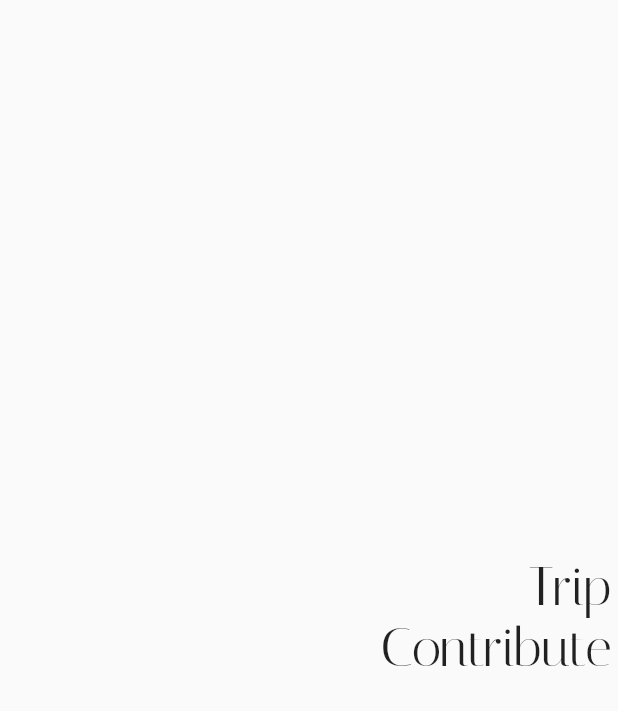
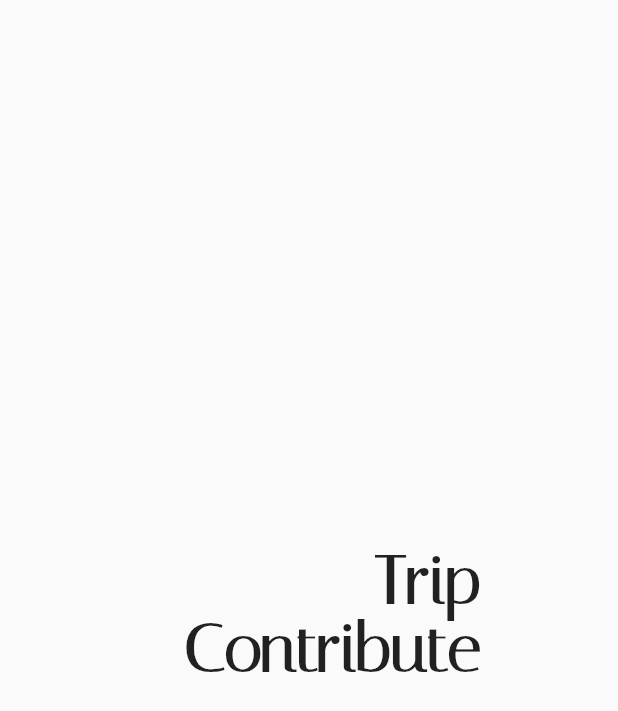
Before and after one commit to Brinfotech1407/TripContribute, a Flutter app: the SplashScreen screen opened directly, on a phone screen of 412 x 824 dp. Shown: the top 711 px of the screen. Run offline on Flutter 3.47's test engine with Material 2 defaults, Android fonts, the phone set to English and light mode, and no system bars; our stand-ins replace pinput, velocity_x.

Commit message:
velocityx add package

```diff
--- a/lib/views/splash_screen.dart
+++ b/lib/views/splash_screen.dart
@@ -1,4 +1,5 @@
 import 'package:flutter/material.dart';
+import 'package:velocity_x/velocity_x.dart';
 
 class SplashScreen extends StatefulWidget {
   const SplashScreen({Key? key}) : super(key: key);
@@ -7,21 +8,17 @@ class SplashScreen extends StatefulWidget {
   State<SplashScreen> createState() => _SplashScreenState();
 }
 
-class _SplashScreenState extends State<SplashScreen> with
-    SingleTickerProviderStateMixin {
+class _SplashScreenState extends State<SplashScreen>
+    with SingleTickerProviderStateMixin {
   AnimationController? _animController;
   Animation? sizeAnimation;
 
-   Animation? _containerRadiusAnimation,
-       _containerSizeAnimation,
-       _containerColorAnimation;
-
-
+  Animation? _containerSizeAnimation;
 
   @override
   void initState() {
     super.initState();
-    _animController =  AnimationController(
+    _animController = AnimationController(
         vsync: this, duration: const Duration(milliseconds: 5000));
 
     _containerSizeAnimation = Tween(begin: 0.0, end: 2.0).animate(
@@ -30,17 +27,13 @@ class _SplashScreenState extends State<SplashScreen> with
 
 
     _animController!.forward();
-
   }
 
   @override
   void dispose() {
     _animController!.dispose();
     super.dispose();
-
-
   }
-
 
   @override
   Widget build(BuildContext context) {
@@ -49,28 +42,18 @@ class _SplashScreenState extends State<SplashScreen> with
       body: AnimatedBuilder(
         animation: _animController!,
         builder: (context, child) {
-          return  Container(
+          return Container(
               transform: Matrix4.translationValues(
-                _containerSizeAnimation!.value * width - width-110, 00, 0.0),
-           // width: _containerSizeAnimation!.value * height,
-            //height: _containerSizeAnimation!.value * height,
+                  _containerSizeAnimation!.value * width - width - 100,
+                  00,
+                  0.0),
               alignment: Alignment.centerRight,
-              padding: const EdgeInsets.only( right: 20),
+              padding: const EdgeInsets.only(right: 20),
               child: Column(
                 mainAxisAlignment: MainAxisAlignment.center,
                 crossAxisAlignment: CrossAxisAlignment.end,
                 children: [
-              Text(
-                'Trip',
-                textAlign: TextAlign.right,
-                style: buildTextStyle(),
-              ),
-                  Text(
-                    'Contribute',
-                    textAlign: TextAlign.right,
-                    style: buildTextStyle(),
-                  )
-
+                  nameWidget,
                 ],
               ));
         },
@@ -78,7 +61,15 @@ class _SplashScreenState extends State<SplashScreen> with
     );
   }
 
-  TextStyle buildTextStyle() {
-    return const TextStyle(fontSize: 35,fontFamily: 'Italiana');
+  get nameWidget {
+    return 'Trip\nContribute'
+      .text
+      .xl5
+      .fontFamily('Italiana')
+        .lineHeight(1)
+      .size(context.isMobile ?15 :20)
+      .align(TextAlign.right)
+      .end.bold
+      .makeCentered().shimmer(primaryColor: Colors.black).offset(offset: const Offset(0, 0));
   }
 }
--- a/pubspec.yaml
+++ b/pubspec.yaml
@@ -37,6 +37,7 @@ dependencies:
   # Use with the CupertinoIcons class for iOS style icons.
   cupertino_icons: ^1.0.2
   pinput: ^2.2.21
+  velocity_x: ^3.6.0
 
 dev_dependencies:
   flutter_test:
```
Also changed, not shown: lib/views/auth_views/otp_screen.dart (+24 -5 lines), pubspec.lock. Lines whose indentation alone changed are shown as unchanged.
